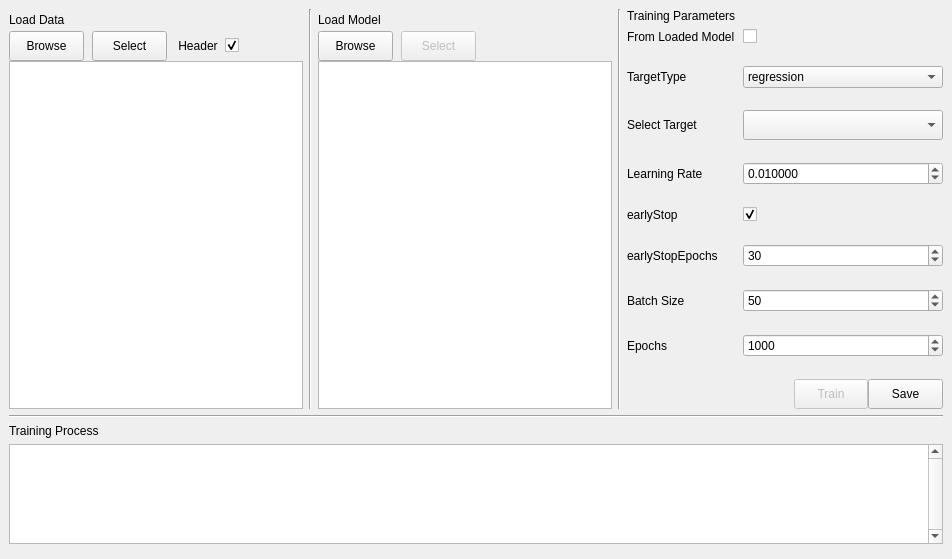
First picture: the form in QSAR-UI/mainwindow1.ui, repository sheMnapion/AI-QSAR, before the edit.
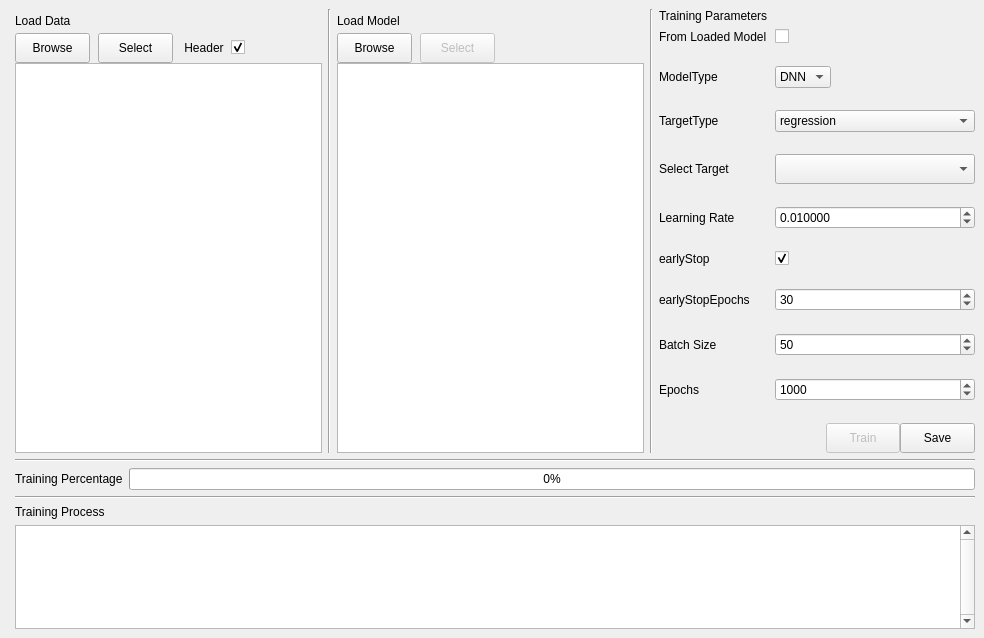
Second picture: the form after the edit.

The edit to the form file:
```diff
--- a/QSAR-UI/mainwindow1.ui
+++ b/QSAR-UI/mainwindow1.ui
@@ -6,8 +6,8 @@
    <rect>
     <x>0</x>
     <y>0</y>
-    <width>952</width>
-    <height>559</height>
+    <width>984</width>
+    <height>638</height>
    </rect>
   </property>
   <property name="sizePolicy">
@@ -20,7 +20,23 @@
    <string>MainWindow</string>
   </property>
   <widget class="QWidget" name="centralwidget">
-   <layout class="QVBoxLayout" name="verticalLayout_6">
+   <layout class="QHBoxLayout" name="horizontalLayout_7">
+    <item>
+     <widget class="QLineEdit" name="trainingReturnLineEdit">
+      <property name="sizePolicy">
+       <sizepolicy hsizetype="Fixed" vsizetype="Fixed">
+        <horstretch>0</horstretch>
+        <verstretch>0</verstretch>
+       </sizepolicy>
+      </property>
+      <property name="maximumSize">
+       <size>
+        <width>0</width>
+        <height>0</height>
+       </size>
+      </property>
+     </widget>
+    </item>
     <item>
      <layout class="QVBoxLayout" name="verticalLayout_5" stretch="3,2">
       <item>
@@ -410,14 +426,14 @@
             <item row="0" column="1">
              <widget class="QCheckBox" name="fromLoadedModelCheckBox"/>
             </item>
-            <item row="1" column="0">
+            <item row="2" column="0">
              <widget class="QLabel" name="targetTypeLabel">
               <property name="text">
                <string>TargetType</string>
               </property>
              </widget>
             </item>
-            <item row="1" column="1">
+            <item row="2" column="1">
              <widget class="QComboBox" name="targetTypeComboBox">
               <property name="sizePolicy">
                <sizepolicy hsizetype="Expanding" vsizetype="Fixed">
@@ -432,7 +448,7 @@
               </item>
              </widget>
             </item>
-            <item row="2" column="0">
+            <item row="3" column="0">
              <widget class="QLabel" name="label_2">
               <property name="sizePolicy">
                <sizepolicy hsizetype="Fixed" vsizetype="Fixed">
@@ -457,7 +473,7 @@
               </property>
              </widget>
             </item>
-            <item row="2" column="1">
+            <item row="3" column="1">
              <widget class="QComboBox" name="columnSelectComboBox">
               <property name="sizePolicy">
                <sizepolicy hsizetype="Expanding" vsizetype="Fixed">
@@ -479,14 +495,14 @@
               </property>
              </widget>
             </item>
-            <item row="3" column="0">
+            <item row="4" column="0">
              <widget class="QLabel" name="learningRateLabel">
               <property name="text">
                <string>Learning Rate</string>
               </property>
              </widget>
             </item>
-            <item row="3" column="1">
+            <item row="4" column="1">
              <widget class="QDoubleSpinBox" name="learningRateDoubleSpinBox">
               <property name="sizePolicy">
                <sizepolicy hsizetype="Expanding" vsizetype="Fixed">
@@ -517,14 +533,14 @@
               </property>
              </widget>
             </item>
-            <item row="4" column="0">
+            <item row="5" column="0">
              <widget class="QLabel" name="earlyStopLabel">
               <property name="text">
                <string>earlyStop</string>
               </property>
              </widget>
             </item>
-            <item row="4" column="1">
+            <item row="5" column="1">
              <widget class="QCheckBox" name="earlyStopCheckBox">
               <property name="sizePolicy">
                <sizepolicy hsizetype="Expanding" vsizetype="Fixed">
@@ -537,14 +553,14 @@
               </property>
              </widget>
             </item>
-            <item row="5" column="0">
+            <item row="6" column="0">
              <widget class="QLabel" name="earlyStopEpochsLabel">
               <property name="text">
                <string>earlyStopEpochs</string>
               </property>
              </widget>
             </item>
-            <item row="5" column="1">
+            <item row="6" column="1">
              <widget class="QSpinBox" name="earlyStopEpochsSpinBox">
               <property name="sizePolicy">
                <sizepolicy hsizetype="Expanding" vsizetype="Fixed">
@@ -563,14 +579,14 @@
               </property>
              </widget>
             </item>
-            <item row="6" column="0">
+            <item row="7" column="0">
              <widget class="QLabel" name="batchSizeLabel">
               <property name="text">
                <string>Batch Size</string>
               </property>
              </widget>
             </item>
-            <item row="6" column="1">
+            <item row="7" column="1">
              <widget class="QSpinBox" name="batchSizeSpinBox">
               <property name="sizePolicy">
                <sizepolicy hsizetype="Expanding" vsizetype="Fixed">
@@ -589,14 +605,14 @@
               </property>
              </widget>
             </item>
-            <item row="7" column="0">
+            <item row="8" column="0">
              <widget class="QLabel" name="epochsLabel">
               <property name="text">
                <string>Epochs</string>
               </property>
              </widget>
             </item>
-            <item row="7" column="1">
+            <item row="8" column="1">
              <widget class="QSpinBox" name="epochsSpinBox">
               <property name="sizePolicy">
                <sizepolicy hsizetype="Expanding" vsizetype="Fixed">
@@ -615,7 +631,7 @@
               </property>
              </widget>
             </item>
-            <item row="8" column="0" colspan="2">
+            <item row="9" column="0" colspan="2">
              <layout class="QHBoxLayout" name="horizontalLayout_3">
               <item>
                <spacer name="horizontalSpacer">
@@ -682,6 +698,27 @@
               </item>
              </layout>
             </item>
+            <item row="1" column="0">
+             <widget class="QLabel" name="modelTypeLabel">
+              <property name="text">
+               <string>ModelType</string>
+              </property>
+             </widget>
+            </item>
+            <item row="1" column="1">
+             <widget class="QComboBox" name="modelTypeComboBox">
+              <item>
+               <property name="text">
+                <string>DNN</string>
+               </property>
+              </item>
+              <item>
+               <property name="text">
+                <string>RNN</string>
+               </property>
+              </item>
+             </widget>
+            </item>
            </layout>
           </item>
          </layout>
@@ -689,7 +726,7 @@
        </layout>
       </item>
       <item>
-       <layout class="QVBoxLayout" name="verticalLayout_4" stretch="0,1,10">
+       <layout class="QVBoxLayout" name="verticalLayout_4" stretch="0,0,0,1,10">
         <item>
          <widget class="Line" name="line">
           <property name="sizePolicy">
@@ -703,6 +740,55 @@
           </property>
          </widget>
         </item>
+        <item>
+         <layout class="QHBoxLayout" name="horizontalLayout_6">
+          <item>
+           <widget class="QLabel" name="label_7">
+            <property name="sizePolicy">
+             <sizepolicy hsizetype="Fixed" vsizetype="Preferred">
+              <horstretch>0</horstretch>
+              <verstretch>0</verstretch>
+             </sizepolicy>
+            </property>
+            <property name="maximumSize">
+             <size>
+              <width>130</width>
+              <height>16777215</height>
+             </size>
+            </property>
+            <property name="text">
+             <string>Training Percentage</string>
+            </property>
+           </widget>
+          </item>
+          <item>
+           <widget class="QProgressBar" name="progressBar">
+            <property name="minimumSize">
+             <size>
+              <width>0</width>
+              <height>0</height>
+             </size>
+            </property>
+            <property name="value">
+             <number>0</number>
+            </property>
+           </widget>
+          </item>
+         </layout>
+        </item>
+        <item>
+         <widget class="Line" name="line_4">
+          <property name="sizePolicy">
+           <sizepolicy hsizetype="Expanding" vsizetype="Fixed">
+            <horstretch>0</horstretch>
+            <verstretch>0</verstretch>
+           </sizepolicy>
+          </property>
+          <property name="orientation">
+           <enum>Qt::Horizontal</enum>
+          </property>
+         </widget>
+        </item>
         <item>
          <widget class="QLabel" name="label_5">
           <property name="sizePolicy">
@@ -748,22 +834,6 @@
       </item>
      </layout>
     </item>
-    <item>
-     <widget class="QLineEdit" name="trainingReturnLineEdit">
-      <property name="sizePolicy">
-       <sizepolicy hsizetype="Fixed" vsizetype="Fixed">
-        <horstretch>0</horstretch>
-        <verstretch>0</verstretch>
-       </sizepolicy>
-      </property>
-      <property name="maximumSize">
-       <size>
-        <width>0</width>
-        <height>0</height>
-       </size>
-      </property>
-     </widget>
-    </item>
    </layout>
   </widget>
  </widget>
```
